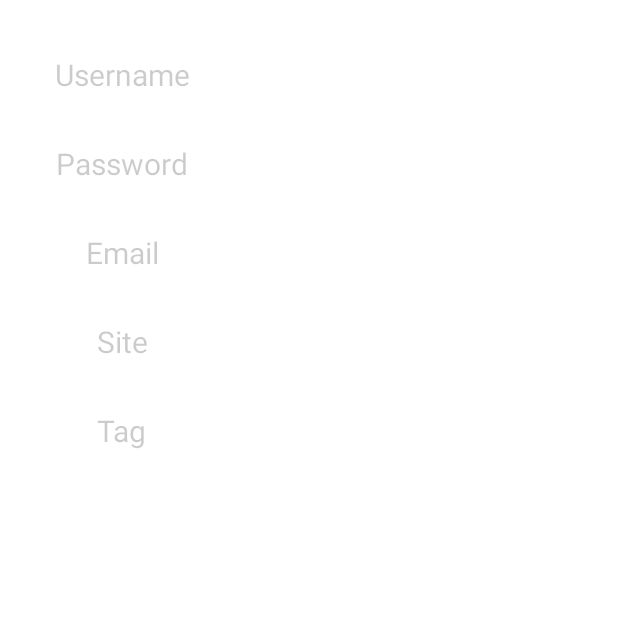
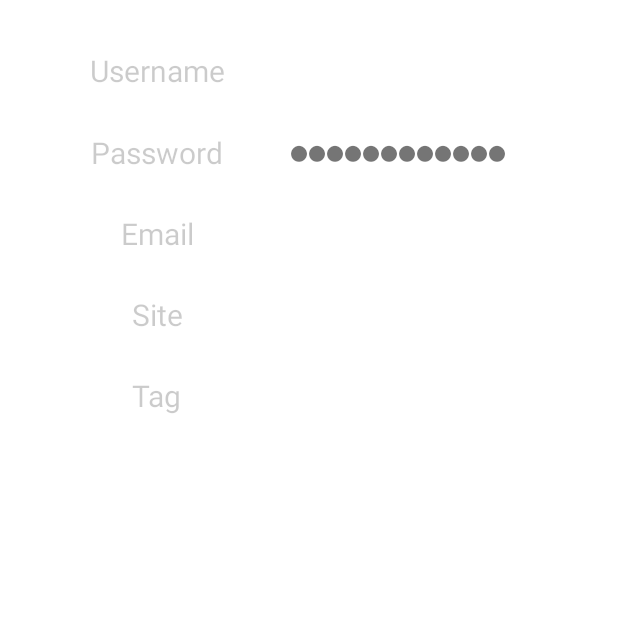
Before and after one commit to HarjotG/PasswordManager, an Android app: the AccountView screen opened directly, with no data from a screen before it, on a phone screen of 412 x 824 dp, the top half of it. Run offline under Robolectric (Android 15) with nearby library versions, the phone set to English and light mode, and no system bars.

```diff
--- a/app/src/main/java/com/example/passwordmanager/AccountsAdapter.java
+++ b/app/src/main/java/com/example/passwordmanager/AccountsAdapter.java
@@ -119,7 +119,6 @@ public class AccountsAdapter extends RecyclerView.Adapter<AccountsAdapter.ViewHo
         public void openAccount(View view, Context context) {
             int position = getAdapterPosition();
             Account account = accounts.get(position);
-            Toast.makeText(context, account.toString(), Toast.LENGTH_SHORT).show();
 
             Intent intent = new Intent(context, AccountView.class);
             intent.putExtra(ACCOUNT_ID_EXTRA, account.id);
--- a/app/src/main/java/com/example/passwordmanager/Passwords.java
+++ b/app/src/main/java/com/example/passwordmanager/Passwords.java
@@ -12,8 +12,6 @@ import android.os.Bundle;
 import android.util.Log;
 import android.view.View;
 import android.widget.Button;
-import android.widget.LinearLayout;
-import android.widget.TextView;
 
 import java.util.ArrayList;
 
@@ -36,8 +34,6 @@ public class Passwords extends AppCompatActivity  {
             }
         });
 
-        // DELETE DATABASE EACH OPEN FOR TESTING
-        //Passwords.this.deleteDatabase(DATABASE_NAME);
         DB db = new DB(Passwords.this);
         accounts = db.getAccounts();
 
@@ -47,7 +43,6 @@ public class Passwords extends AppCompatActivity  {
         accountAdapter = new AccountsAdapter(accounts);
         accountView.setAdapter(accountAdapter);
         accountView.setLayoutManager(new LinearLayoutManager(this));
-
     }
     @Override
     protected void onDestroy() {
--- a/app/src/main/res/layout/activity_account_view.xml
+++ b/app/src/main/res/layout/activity_account_view.xml
@@ -14,7 +14,7 @@
         android:layout_marginEnd="32dp"
         android:layout_marginBottom="32dp"
         android:ems="10"
-        android:textSize="20sp"
+        android:textSize="16sp"
         app:layout_constraintBottom_toTopOf="@+id/view_password"
         app:layout_constraintEnd_toEndOf="parent"
         app:layout_constraintTop_toTopOf="parent" />
@@ -26,7 +26,8 @@
         android:layout_marginEnd="32dp"
         android:layout_marginBottom="32dp"
         android:ems="10"
-        android:textSize="20sp"
+        android:text="⬤⬤⬤⬤⬤⬤⬤⬤⬤⬤⬤⬤"
+        android:textSize="16sp"
         app:layout_constraintBottom_toTopOf="@+id/view_email"
         app:layout_constraintEnd_toEndOf="parent"
         app:layout_constraintTop_toBottomOf="@+id/view_username" />
@@ -38,7 +39,7 @@
         android:layout_marginEnd="32dp"
         android:layout_marginBottom="32dp"
         android:ems="10"
-        android:textSize="20sp"
+        android:textSize="16sp"
         app:layout_constraintBottom_toTopOf="@+id/view_site"
         app:layout_constraintEnd_toEndOf="parent"
         app:layout_constraintTop_toBottomOf="@+id/view_password" />
@@ -50,7 +51,7 @@
         android:layout_marginTop="32dp"
         android:layout_marginEnd="32dp"
         android:ems="10"
-        android:textSize="20sp"
+        android:textSize="16sp"
         app:layout_constraintEnd_toEndOf="parent"
         app:layout_constraintTop_toBottomOf="@+id/view_site" />
 
@@ -61,7 +62,7 @@
         android:layout_marginEnd="32dp"
         android:layout_marginBottom="32dp"
         android:ems="10"
-        android:textSize="20sp"
+        android:textSize="16sp"
         app:layout_constraintBottom_toTopOf="@+id/view_tag"
         app:layout_constraintEnd_toEndOf="parent"
         app:layout_constraintTop_toBottomOf="@+id/view_email" />
@@ -71,74 +72,69 @@
         android:layout_width="wrap_content"
         android:layout_height="wrap_content"
         android:layout_marginStart="16dp"
-        android:layout_marginTop="36dp"
-        android:layout_marginBottom="32dp"
         android:alpha="@dimen/material_emphasis_disabled"
         android:text="@string/text_username"
         android:textSize="20sp"
-        app:layout_constraintBottom_toTopOf="@+id/textView8"
+        app:layout_constraintBottom_toBottomOf="@+id/view_username"
         app:layout_constraintEnd_toStartOf="@+id/view_username"
         app:layout_constraintHorizontal_bias="0.5"
         app:layout_constraintStart_toStartOf="parent"
-        app:layout_constraintTop_toTopOf="parent" />
+        app:layout_constraintTop_toTopOf="@+id/view_username" />
 
     <TextView
         android:id="@+id/textView8"
         android:layout_width="wrap_content"
         android:layout_height="wrap_content"
         android:layout_marginStart="16dp"
-        android:layout_marginBottom="32dp"
         android:alpha="@dimen/material_emphasis_disabled"
         android:text="Password"
         android:textSize="20sp"
-        app:layout_constraintBottom_toTopOf="@+id/textView9"
+        app:layout_constraintBottom_toBottomOf="@+id/view_password"
         app:layout_constraintEnd_toStartOf="@+id/view_password"
         app:layout_constraintHorizontal_bias="0.5"
         app:layout_constraintStart_toStartOf="parent"
-        app:layout_constraintTop_toBottomOf="@+id/textView7" />
+        app:layout_constraintTop_toTopOf="@+id/view_password" />
 
     <TextView
         android:id="@+id/textView9"
         android:layout_width="wrap_content"
         android:layout_height="wrap_content"
         android:layout_marginStart="16dp"
-        android:layout_marginBottom="32dp"
         android:alpha="@dimen/material_emphasis_disabled"
         android:text="@string/text_email"
         android:textSize="20sp"
-        app:layout_constraintBottom_toTopOf="@+id/textView10"
+        app:layout_constraintBottom_toBottomOf="@+id/view_email"
         app:layout_constraintEnd_toStartOf="@+id/view_email"
         app:layout_constraintHorizontal_bias="0.5"
         app:layout_constraintStart_toStartOf="parent"
-        app:layout_constraintTop_toBottomOf="@+id/textView8" />
+        app:layout_constraintTop_toTopOf="@+id/view_email" />
 
     <TextView
         android:id="@+id/textView10"
         android:layout_width="wrap_content"
         android:layout_height="wrap_content"
         android:layout_marginStart="16dp"
-        android:layout_marginBottom="32dp"
         android:alpha="@dimen/material_emphasis_disabled"
         android:text="@string/text_site"
         android:textSize="20sp"
-        app:layout_constraintBottom_toTopOf="@+id/textView11"
+        app:layout_constraintBottom_toBottomOf="@+id/view_site"
         app:layout_constraintEnd_toStartOf="@+id/view_site"
         app:layout_constraintHorizontal_bias="0.5"
         app:layout_constraintStart_toStartOf="parent"
-        app:layout_constraintTop_toBottomOf="@+id/textView9" />
+        app:layout_constraintTop_toTopOf="@+id/view_site" />
 
     <TextView
         android:id="@+id/textView11"
         android:layout_width="wrap_content"
         android:layout_height="wrap_content"
         android:layout_marginStart="16dp"
-        android:layout_marginTop="32dp"
         android:alpha="@dimen/material_emphasis_disabled"
         android:text="Tag"
         android:textSize="20sp"
+        app:layout_constraintBottom_toBottomOf="@+id/view_tag"
         app:layout_constraintEnd_toStartOf="@+id/view_tag"
         app:layout_constraintHorizontal_bias="0.5"
         app:layout_constraintStart_toStartOf="parent"
-        app:layout_constraintTop_toBottomOf="@+id/textView10" />
+        app:layout_constraintTop_toTopOf="@+id/view_tag" />
 
 </androidx.constraintlayout.widget.ConstraintLayout>
```
Also changed, not shown: app/src/main/java/com/example/passwordmanager/AccountView.java (+96 -2 lines), app/src/main/java/com/example/passwordmanager/Auth.java (+88 -5 lines), app/src/main/java/com/example/passwordmanager/CreateAccount.java (+33 -3 lines).
